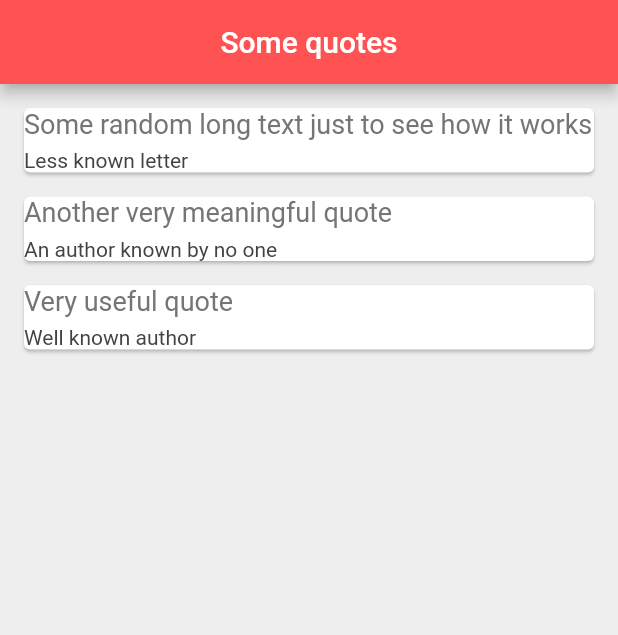
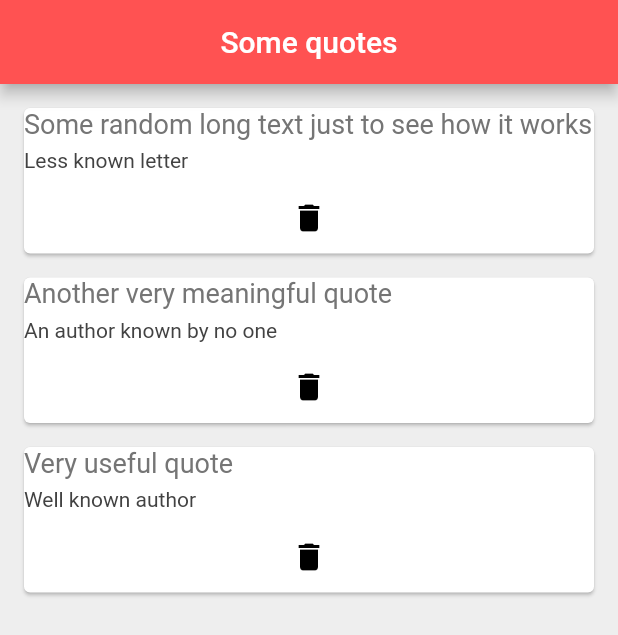
Before and after one commit to hi-ilkin/LearningFlutter, a Flutter app: the screen it shows after launch, on a phone screen of 412 x 824 dp. Shown: the top 635 px of the screen. Run offline on Flutter 3.47's test engine with Material 2 defaults, Android fonts, the phone set to English and light mode, and no system bars.

Commit message:
#19 - removing cards by clicking button

```diff
--- a/lib/main.dart
+++ b/lib/main.dart
@@ -28,7 +28,14 @@ class _QuoteListState extends State<QuoteList> {
           backgroundColor: Colors.redAccent,
         ),
         body: Column(
-          children: quotes.map((quote) => QuoteCard(quote: quote)).toList(),
+          children: quotes.map((quote) => QuoteCard(
+              quote: quote,
+              delete: () {
+                setState(() {
+                  quotes.remove(quote);
+                });
+              }
+          )).toList(),
         ));
   }
 }
--- a/lib/quote_card.dart
+++ b/lib/quote_card.dart
@@ -3,8 +3,9 @@ import 'quote.dart';
 
 class QuoteCard extends StatelessWidget {
   final Quote quote;
+  final Function() delete;
 
-  QuoteCard({required this.quote});
+  QuoteCard({required this.quote, required this.delete});
 
   @override
   Widget build(BuildContext context) {
@@ -21,6 +22,11 @@ class QuoteCard extends StatelessWidget {
             Text(
               quote.author,
               style: TextStyle(fontSize: 14.0, color: Colors.grey[800]),
+            ),
+            SizedBox(height: 6.0),
+            TextButton(
+              onPressed: delete,
+              child: Icon(Icons.delete, color: Colors.black),
             )
           ],
         )));
--- /dev/null
+++ b/quote.dart
@@ -0,0 +1 @@
+// TODO Implement this library.
```
